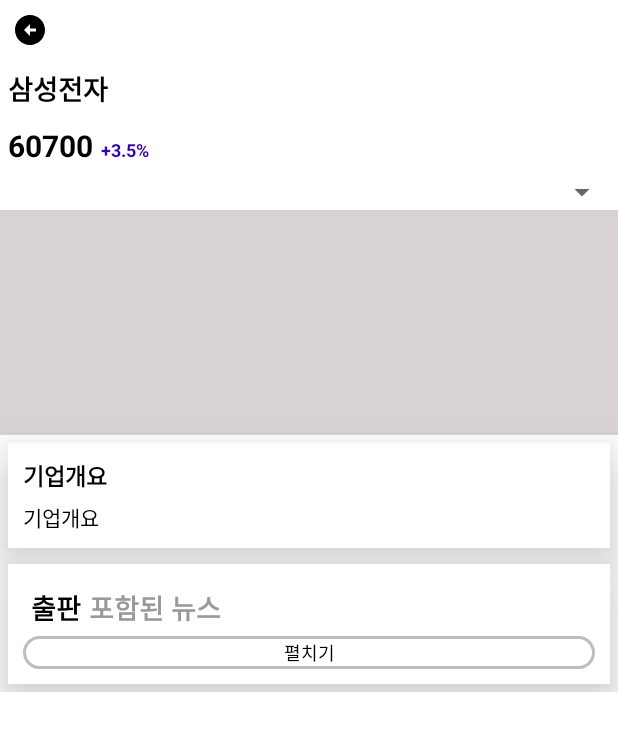
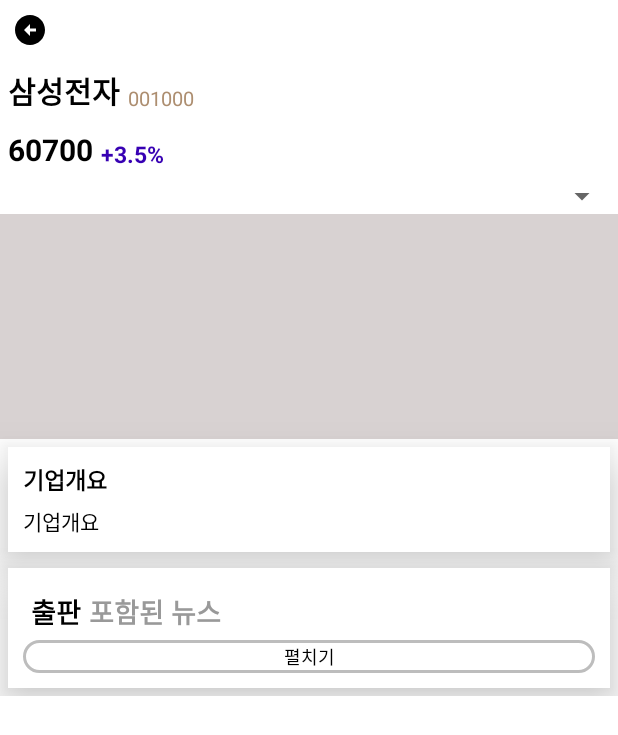
Before and after one commit to kookmin-sw/capstone-2023-27, an Android app: the layout fragment_stock.xml on its own in the app's theme, with its tools: preview values and no code run, on a phone screen of 412 x 824 dp. Shown: the top 735 px of the screen. Run offline under Robolectric (Android 15) with nearby library versions, the phone set to English and light mode, and no system bars.

Commit message:
StockFragment.kt 만들기

```diff
--- a/app/src/main/java/com/example/htss/Fragment/StockFragment.kt
+++ b/app/src/main/java/com/example/htss/Fragment/StockFragment.kt
@@ -15,10 +15,13 @@ class StockFragment : Fragment() {
 
     private lateinit var view: FragmentStockBinding
     private val retrofit = RetrofitClient.create()
+
+
     private var StockNewsList = arrayListOf<NewsModel>()
 
     private var StockNewsListAdapter = MainNewsAdapter(StockNewsList)
 
+    private var StockTicker = ""
     private var Stockname = ""
     private var StockPrice = ""
     private var StockPercent = ""
@@ -31,10 +34,12 @@ class StockFragment : Fragment() {
 
         view = FragmentStockBinding.inflate(inflater, container, false)
 
+        StockTicker = arguments?.getString("stock_ticker").toString()
         Stockname = arguments?.getString("stock_name").toString()
         StockPrice= arguments?.getString("stock_price").toString()
         StockPercent = arguments?.getString("stock_percent").toString()
 
+        view.ticker.text = StockTicker
         view.stockName.text = Stockname
         view.stockName2.text = Stockname
         view.stockCurrent.text = StockPrice
--- a/app/src/main/res/layout/fragment_stock.xml
+++ b/app/src/main/res/layout/fragment_stock.xml
@@ -21,16 +21,31 @@
             android:background="@color/transparent"
             android:src="@drawable/ic_baseline_arrow_circle_left_24" />
 
+        <LinearLayout
+            android:layout_width="match_parent"
+            android:layout_height="wrap_content"
+            android:orientation="horizontal">
+
             <TextView
                 android:id="@+id/stock_name"
                 android:layout_width="wrap_content"
-            android:layout_height="match_parent"
+                android:layout_height="wrap_content"
                 android:layout_margin="5dp"
                 android:gravity="center"
                 android:text="삼성전자"
                 android:textColor="@color/black"
-            android:textSize="18sp"
+                android:textSize="20sp"
                 android:textStyle="bold" />
+            <TextView
+                android:id="@+id/ticker"
+                android:layout_width="wrap_content"
+                android:layout_height="wrap_content"
+                android:text="001000"
+                android:textSize="13sp"
+                android:textColor="@color/brown"
+                android:layout_marginTop="5dp"
+                android:layout_gravity="center"/>
+        </LinearLayout>
 
 
 
@@ -55,9 +70,9 @@
                     android:layout_width="wrap_content"
                     android:layout_height="wrap_content"
                     android:gravity="center"
-                    android:paddingTop="13dp"
+                    android:paddingTop="11dp"
                     android:text="+3.5%"
-                    android:textSize="12sp"
+                    android:textSize="15sp"
                     android:visibility="visible"
                     android:textStyle="bold"
                     android:textColor="@color/blue"
@@ -68,9 +83,9 @@
                     android:layout_width="wrap_content"
                     android:layout_height="wrap_content"
                     android:gravity="center"
-                    android:paddingTop="13dp"
+                    android:paddingTop="11dp"
                     android:text="-3.5%"
-                    android:textSize="12sp"
+                    android:textSize="15sp"
                     android:visibility="gone"
                     android:textColor="@color/red"
                     android:textStyle="bold"
```
Also changed, not shown: app/src/main/java/com/example/htss/Adapter/CategoryDetailListAdapter.kt (+8 -7 lines), app/src/main/java/com/example/htss/Adapter/ThemeDetailListAdapter.kt (+8 -7 lines), app/src/main/java/com/example/htss/Fragment/CategoryDetailFragment.kt (+10 -6 lines), app/src/main/java/com/example/htss/Fragment/HomeFragment.kt (+83 -7 lines), app/src/main/java/com/example/htss/Fragment/ThemeDetailFragment.kt (+16 -11 lines), app/src/main/java/com/example/htss/Model/StockListModel.kt (added, +8 -0 lines), app/src/main/java/com/example/htss/Retrofit/IRetrofit.kt (+18 -0 lines), app/src/main/java/com/example/htss/Retrofit/Model/CompanyInfo.kt (added, +16 -0 lines), app/src/main/res/layout/fragment_home.xml (+24 -0 lines). Lines whose indentation alone changed are shown as unchanged.
